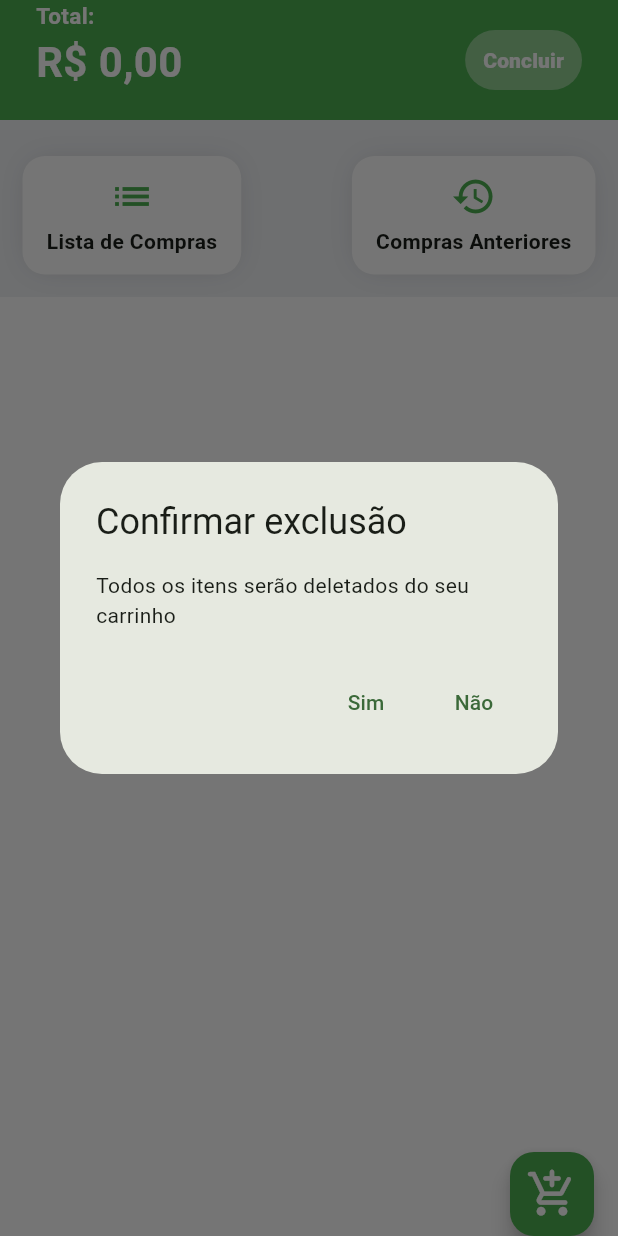
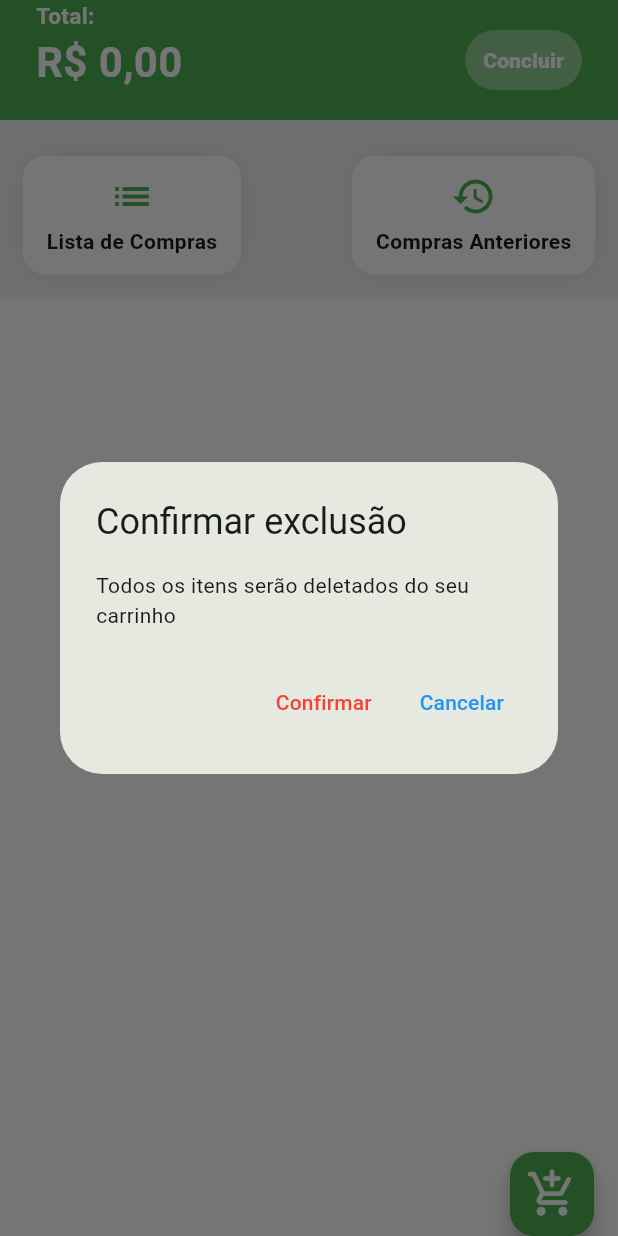
Before and after one commit to devcsuzarte/easy_cart, a Flutter app: the screen it shows after launch, after a tap on "Concluir", on a phone screen of 412 x 824 dp. Run offline on Flutter 3.47's test engine with Material 3 defaults, Android fonts, the phone set to English and light mode, and no system bars; our stand-ins replace currency_text_input_formatter, image_picker, sqflite, stacked; missing offline and left inert: google_mlkit_text_recognition; accounts and stored records are empty.

Commit message:
fix: dialog button on android

```diff
--- a/lib/ui/widgets/dialog.dart
+++ b/lib/ui/widgets/dialog.dart
@@ -77,16 +77,26 @@ class DefaultDialog {
 					content: Text(message),
 					actions: [
 						TextButton(
-						onPressed: () {
-							Navigator.pop(context);
-						},
-							child: kDialogActionDefaultText,
+						onPressed: () => defaultFunction(),
+							child: Text(
+									buttonTitle,
+									style: TextStyle(
+											color: Colors.red
+									)
+							),
 						),
 						TextButton(
-						onPressed: () {
-							Navigator.pop(context);
-						},
-							child: kDialogActionDismissText,
+							onPressed: () {
+								if(alternativeFunction != null){
+									alternativeFunction!();
+								}
+							},
+							child: Text(
+								altFunctionMessage!,
+								style: TextStyle(
+										color: Colors.blue
+								),
+							),
 						)
 					]
 				);
```
